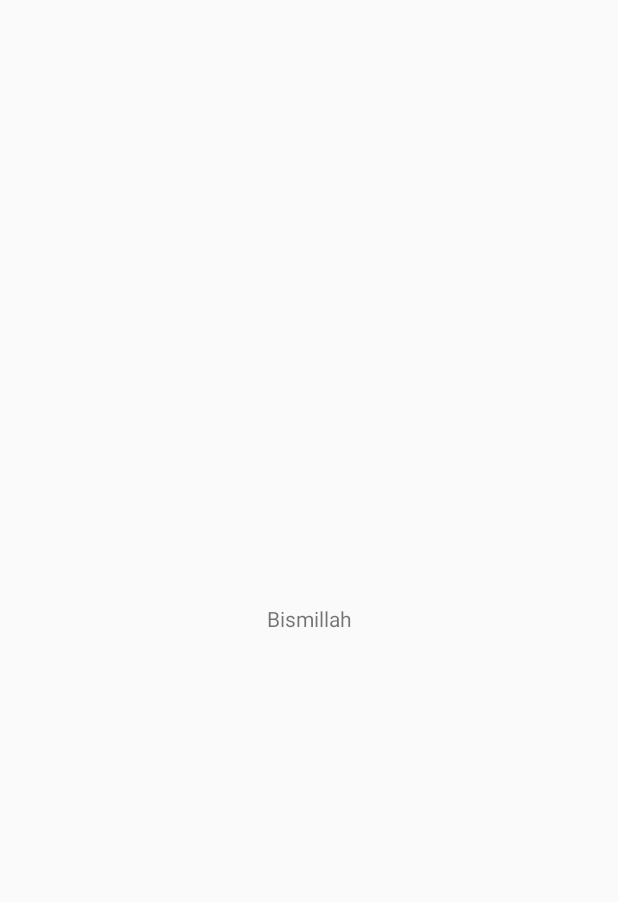
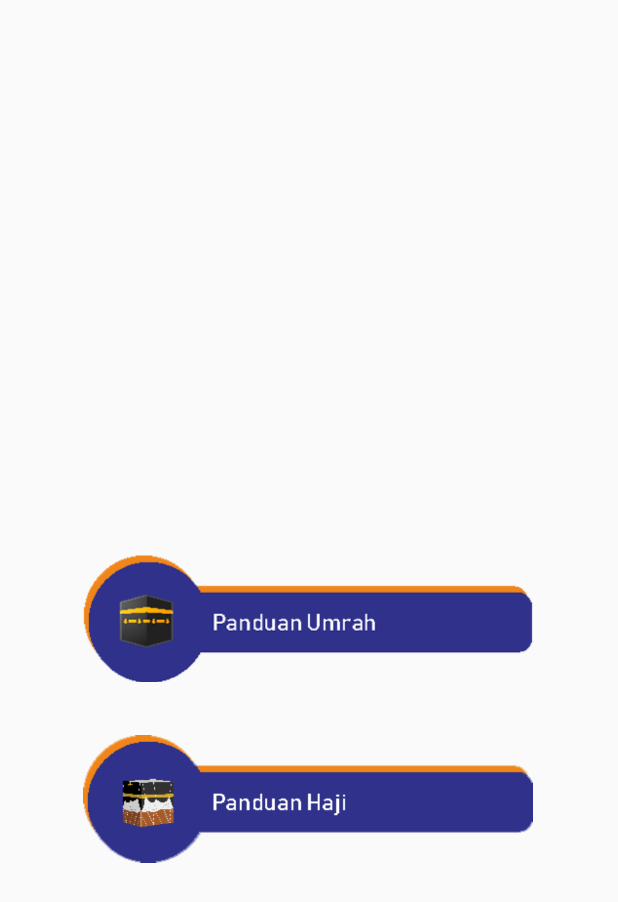
Before and after one commit to zolandhole/DialogIslamGaruda, an Android app: the HomeActivity screen opened directly, with no data from a screen before it, on a phone screen of 412 x 824 dp. Before the commit the part shown is almost empty. Shown: the top 902 px of the screen. Run offline under Robolectric (Android 15) with nearby library versions, the phone set to English and light mode, and no system bars.

Commit message:
New Activity Launch - Home Activity

```diff
--- a/app/src/main/res/drawable/customprogressbar.xml
+++ b/app/src/main/res/drawable/customprogressbar.xml
@@ -57,7 +57,7 @@
         <scale android:scaleWidth="100%">
             <shape>
                 <corners android:radius="8dp"/>
-                <solid android:color="@color/colorPrimaryDark"/>
+                <solid android:color="@color/orangeTulisan"/>
             </shape>
         </scale>
     </item>
--- a/app/src/main/res/layout/activity_home.xml
+++ b/app/src/main/res/layout/activity_home.xml
@@ -6,9 +6,9 @@
     android:layout_height="match_parent"
     tools:context=".HomeActivity">
 
-    <TextView
-        android:id="@+id/textView"
-        android:layout_width="wrap_content"
+    <ImageView
+        android:id="@+id/imageViewPanduanUmrah"
+        android:layout_width="300dp"
         android:layout_height="wrap_content"
         android:layout_marginStart="8dp"
         android:layout_marginLeft="8dp"
@@ -16,9 +16,26 @@
         android:layout_marginEnd="8dp"
         android:layout_marginRight="8dp"
         android:layout_marginBottom="8dp"
-        android:text="Bismillah"
+        android:contentDescription="@null"
+        android:src="@drawable/panduan_umrah"
         app:layout_constraintBottom_toBottomOf="parent"
         app:layout_constraintEnd_toEndOf="parent"
+        app:layout_constraintHorizontal_bias="0.494"
         app:layout_constraintStart_toStartOf="parent"
         app:layout_constraintTop_toTopOf="parent" />
+
+    <ImageView
+        android:id="@+id/imageViewPanduanHaji"
+        android:layout_width="300dp"
+        android:layout_height="109dp"
+        android:layout_marginStart="8dp"
+        android:layout_marginLeft="8dp"
+        android:layout_marginEnd="8dp"
+        android:layout_marginRight="8dp"
+        android:contentDescription="@null"
+        android:src="@drawable/panduan_haji"
+        app:layout_constraintEnd_toEndOf="parent"
+        app:layout_constraintHorizontal_bias="0.494"
+        app:layout_constraintStart_toStartOf="parent"
+        app:layout_constraintTop_toBottomOf="@+id/imageViewPanduanUmrah" />
 </android.support.constraint.ConstraintLayout>
--- a/app/src/main/res/values/colors.xml
+++ b/app/src/main/res/values/colors.xml
@@ -4,4 +4,5 @@
     <color name="colorPrimaryDark">#122952</color>
     <color name="colorAccent">#1230A2</color>
     <color name="putihKotor">#EFF0F1</color>
+    <color name="orangeTulisan">#E9AB00</color>
 </resources>
```
Also changed, not shown: app/src/main/res/drawable/panduan_haji.png (added), app/src/main/res/drawable/panduan_umrah.png (added).
